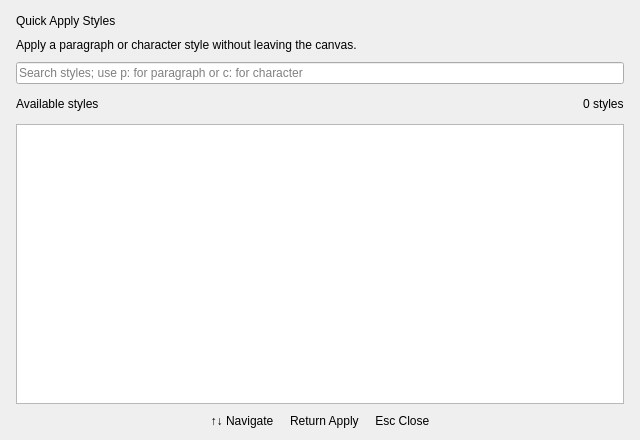
The window that scribus/ui/stylesearchdialog.ui (appajid/scribus) describes before a commit, drawn with Qt 5.
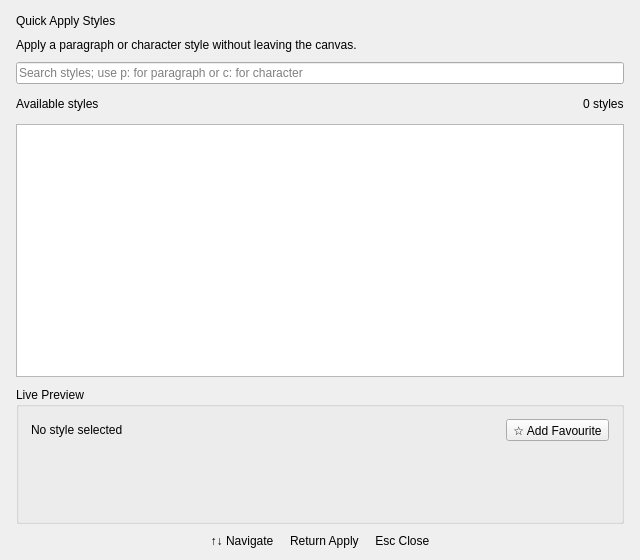
The same window after the commit.

Commit message: Add Quick Apply favourites and previews

Patch:
```diff
--- a/scribus/ui/stylesearchdialog.ui
+++ b/scribus/ui/stylesearchdialog.ui
@@ -7,7 +7,7 @@
     <x>0</x>
     <y>0</y>
     <width>640</width>
-    <height>440</height>
+    <height>560</height>
    </rect>
   </property>
   <property name="windowTitle">
@@ -16,7 +16,7 @@
   <property name="minimumSize">
    <size>
     <width>460</width>
-    <height>300</height>
+    <height>420</height>
    </size>
   </property>
   <layout class="QVBoxLayout" name="verticalLayout">
@@ -105,6 +105,96 @@
    <item>
     <widget class="QListWidget" name="stylesListWidget"/>
    </item>
+   <item>
+    <widget class="QGroupBox" name="previewGroup">
+     <property name="title">
+      <string>Live Preview</string>
+     </property>
+     <layout class="QVBoxLayout" name="previewLayout">
+      <property name="leftMargin">
+       <number>12</number>
+      </property>
+      <property name="topMargin">
+       <number>12</number>
+      </property>
+      <property name="rightMargin">
+       <number>12</number>
+      </property>
+      <property name="bottomMargin">
+       <number>10</number>
+      </property>
+      <property name="spacing">
+       <number>6</number>
+      </property>
+      <item>
+       <layout class="QHBoxLayout" name="previewHeaderLayout">
+        <item>
+         <widget class="QLabel" name="previewNameLabel">
+          <property name="text">
+           <string>No style selected</string>
+          </property>
+          <property name="commandPaletteSection" stdset="0">
+           <bool>true</bool>
+          </property>
+         </widget>
+        </item>
+        <item>
+         <spacer name="previewHeaderSpacer">
+          <property name="orientation">
+           <enum>Qt::Horizontal</enum>
+          </property>
+          <property name="sizeHint" stdset="0">
+           <size>
+            <width>40</width>
+            <height>20</height>
+           </size>
+          </property>
+         </spacer>
+        </item>
+        <item>
+         <widget class="QToolButton" name="favoriteButton">
+          <property name="text">
+           <string>☆ Add Favourite</string>
+          </property>
+          <property name="checkable">
+           <bool>true</bool>
+          </property>
+         </widget>
+        </item>
+       </layout>
+      </item>
+      <item>
+       <widget class="QLabel" name="previewSampleLabel">
+        <property name="minimumSize">
+         <size>
+          <width>0</width>
+          <height>44</height>
+         </size>
+        </property>
+        <property name="text">
+         <string/>
+        </property>
+        <property name="alignment">
+         <set>Qt::AlignCenter</set>
+        </property>
+       </widget>
+      </item>
+      <item>
+       <widget class="QLabel" name="previewDetailsLabel">
+        <property name="text">
+         <string/>
+        </property>
+        <property name="alignment">
+         <set>Qt::AlignCenter</set>
+        </property>
+        <property name="wordWrap">
+         <bool>true</bool>
+        </property>
+       </widget>
+      </item>
+     </layout>
+    </widget>
+   </item>
    <item>
     <widget class="QLabel" name="shortcutHintLabel">
      <property name="text">
```
The commit also changes 6 other files.
